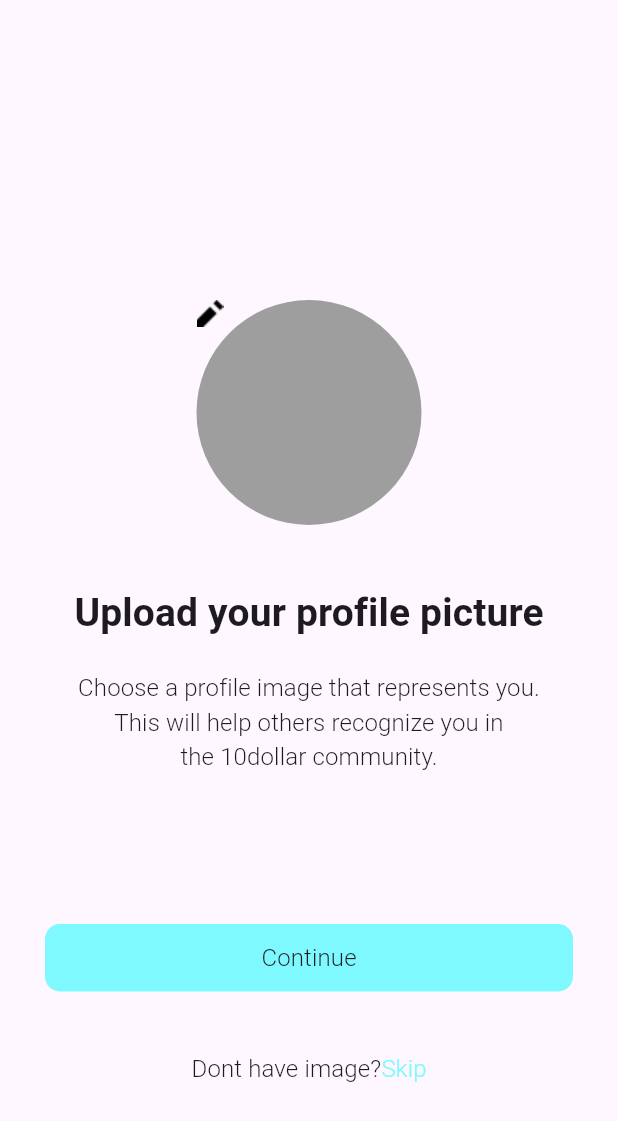
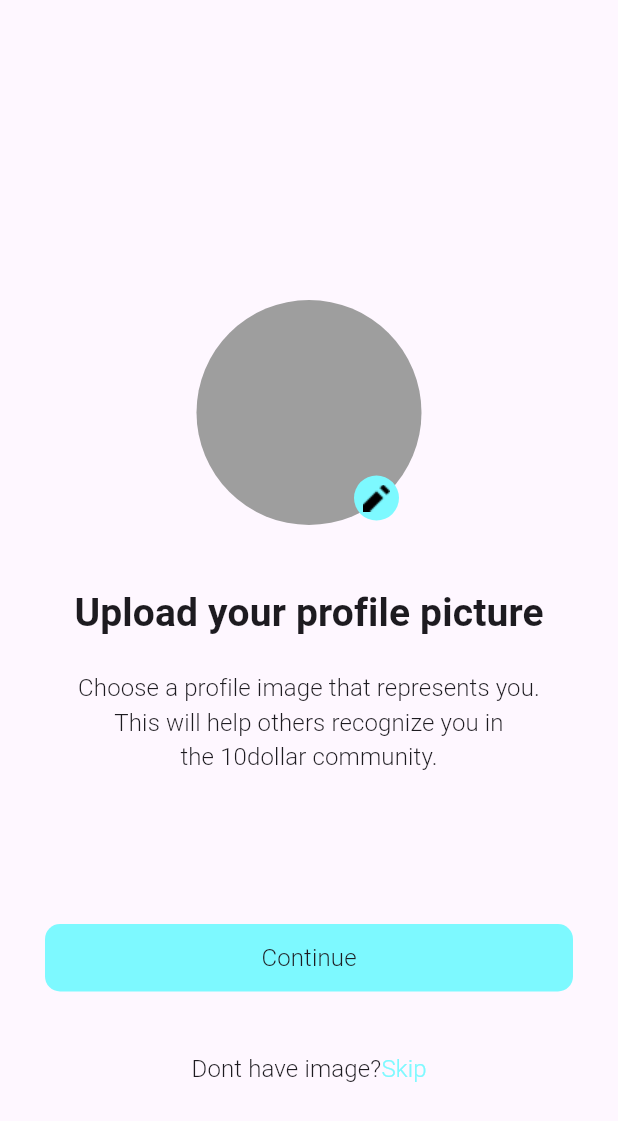
Before and after one commit to Vicktorrh/hybkproject, a Flutter app: the UploadImage screen opened directly, on a phone screen of 412 x 824 dp. Shown: the top 1121 px of the screen. Run offline on Flutter 3.47's test engine with Material 3 defaults, Android fonts, the phone set to English and light mode, and no system bars; our stand-ins replace google_fonts, image_picker, smooth_page_indicator; Roboto replaces fonts that are missing (Kreon).

Commit message:
third commit

```diff
--- a/lib/upload_image.dart
+++ b/lib/upload_image.dart
@@ -1,12 +1,22 @@
+import 'dart:io';
+
 import 'package:flutter/material.dart';
+import 'package:hybkproject/appcolor.dart';
 import 'package:hybkproject/appimage.dart';
+import 'package:hybkproject/core.dart';
 import 'package:hybkproject/forgot_password.dart';
 import 'package:hybkproject/text_styles.dart';
-import 'package:hybkproject/upload_image_new.dart';
+import 'package:image_picker/image_picker.dart';
 
-class UploadImage extends StatelessWidget {
+class UploadImage extends StatefulWidget {
   const UploadImage({super.key});
 
+  @override
+  State<UploadImage> createState() => _UploadImageState();
+}
+
+class _UploadImageState extends State<UploadImage> {
+  File? image;
   @override
   Widget build(BuildContext context) {
     return Scaffold(
@@ -16,16 +26,52 @@ class UploadImage extends StatelessWidget {
             SizedBox(height: 200),
             Stack(
               children: [
-                Container(
+                image != null
+                    ? CircleAvatar(
+                        radius: 80,
+                        backgroundImage: FileImage(image!),
+                      )
+                    : Container(
                         height: 150,
                         width: 150,
-                  decoration:
-                      BoxDecoration(shape: BoxShape.circle, color: Colors.grey),
+                        decoration: BoxDecoration(
+                            shape: BoxShape.circle, color: Colors.grey),
                       ),
-                Image(image: AssetImage(Appimage.pencil)),
+                Positioned(
+                  bottom: 3,
+                  right: 15,
+                  child: GestureDetector(
+                    onTap: () async {
+                      setState(() {
+                        image = null;
+                      });
+                      var img = await AppCore.pickImage(ImageSource.camera);
+                      if (img != null) {
+                        setState(() {
+                          image = img;
+                        });
+                      }
+                    },
+                    child: Container(
+                        height: 30,
+                        width: 30,
+                        decoration: BoxDecoration(
+                            shape: BoxShape.circle,
+                            color: AppColor.primaryColor),
+                        child: Image(image: AssetImage(Appimage.pencil))),
+                  ),
+                ),
               ],
             ),
             SizedBox(height: 40),
+            image != null
+                ? Text(
+                    'Awesome! \nYour profile picture looks great.',
+                    textAlign: TextAlign.center,
+                    style: AppTextStyle.header.copyWith(fontSize: 20),
+                  )
+                : Column(
+                    children: [
                       Text(
                         'Upload your profile picture',
                         style: AppTextStyle.header.copyWith(fontSize: 26),
@@ -36,16 +82,13 @@ class UploadImage extends StatelessWidget {
                         'Choose a profile image that represents you. \nThis will help others recognize you in \nthe 10dollar community.',
                         style: AppTextStyle.body(),
                       ),
+                    ],
+                  ),
             SizedBox(height: 100),
             Padding(
               padding: const EdgeInsets.symmetric(horizontal: 30),
               child: AppButton(
-                onTap: () {
-                  Navigator.push(
-                      context,
-                      MaterialPageRoute(
-                          builder: (context) => UploadImageNew()));
-                },
+                onTap: () {},
               ),
             ),
             SizedBox(height: 40),
```
Also changed, not shown: lib/core.dart (added, +18 -0 lines), lib/upload_image_new.dart (deleted, +0 -41 lines). Lines whose indentation alone changed are shown as unchanged.
